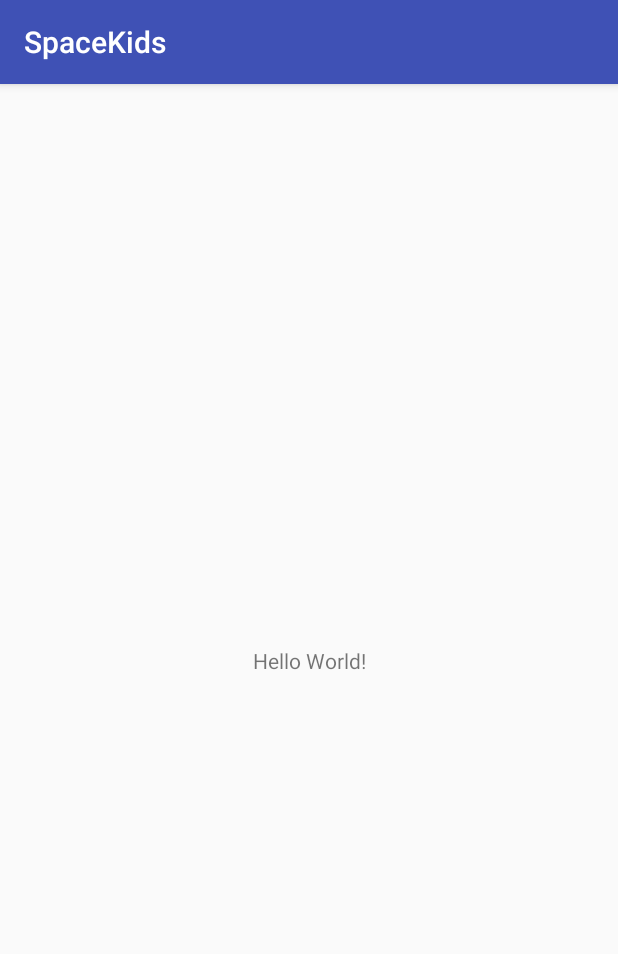
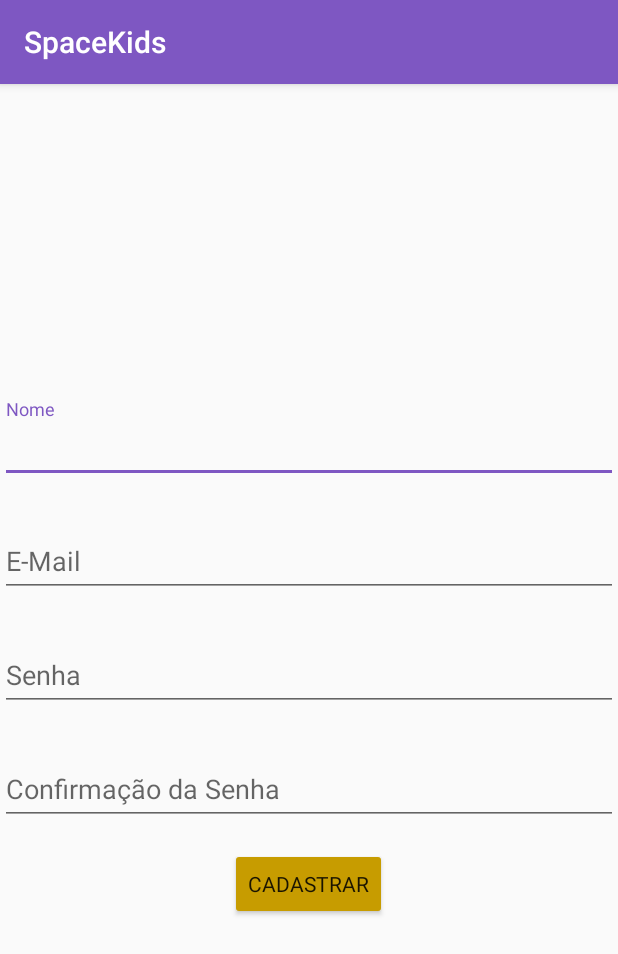
Before and after one commit to spaceKidsProjectSenai/archivesAndroid, an Android app: the screen it shows after launch (LoginActivity before the commit, CadastroActivity after it), on a phone screen of 412 x 824 dp. Shown: the top 954 px of the screen. Run offline under Robolectric (Android 15) with nearby library versions, the phone set to English and light mode, and no system bars.

Commit message:
Tela de cadastro com validação de campos

```diff
--- a/SpaceKids/app/build.gradle
+++ b/SpaceKids/app/build.gradle
@@ -22,6 +22,8 @@ dependencies {
     implementation fileTree(dir: 'libs', include: ['*.jar'])
     implementation 'com.android.support:appcompat-v7:26.1.0'
     implementation 'com.android.support.constraint:constraint-layout:1.0.2'
+    compile 'com.android.support:design:26.1.0'
+    compile 'com.android.support:appcompat-v7:26.1.0'
     testImplementation 'junit:junit:4.12'
     androidTestImplementation 'com.android.support.test:runner:1.0.1'
     androidTestImplementation 'com.android.support.test.espresso:espresso-core:3.0.1'
--- a/SpaceKids/app/src/main/AndroidManifest.xml
+++ b/SpaceKids/app/src/main/AndroidManifest.xml
@@ -9,13 +9,14 @@
         android:roundIcon="@mipmap/ic_launcher_round"
         android:supportsRtl="true"
         android:theme="@style/AppTheme">
-        <activity android:name=".LoginActivity">
+        <activity android:name=".CadastroActivity">
             <intent-filter>
                 <action android:name="android.intent.action.MAIN" />
 
                 <category android:name="android.intent.category.LAUNCHER" />
             </intent-filter>
         </activity>
+        <activity android:name=".LoginActivity" />
     </application>
 
 </manifest>
--- /dev/null
+++ b/SpaceKids/app/src/main/java/com/example/a44602569838/spacekids/CadastroActivity.java
@@ -0,0 +1,48 @@
+package com.example.a44602569838.spacekids;
+
+import android.support.design.widget.Snackbar;
+import android.support.v7.app.AppCompatActivity;
+import android.os.Bundle;
+import android.view.View;
+import android.widget.Button;
+import android.widget.EditText;
+
+public class CadastroActivity extends AppCompatActivity {
+
+    EditText editNome, editEmail, editSenha, editConfirmacao;
+    Button btnCadastrar;
+
+    @Override
+    protected void onCreate(Bundle savedInstanceState) {
+        super.onCreate(savedInstanceState);
+        setContentView(R.layout.activity_cadastro);
+        findView();
+        btnCadastrar.setOnClickListener(new View.OnClickListener() {
+            @Override
+            public void onClick(View view) {
+                if (editNome.getEditableText().toString().isEmpty()) {
+                    editNome.setError("Campo não preenchido");
+                } else if (editEmail.getEditableText().toString().isEmpty()) {
+                    editEmail.setError("Campo não preenchido");
+                } else if (editSenha.getEditableText().toString().isEmpty()) {
+                    editSenha.setError("Campo não preenchido");
+                } else if (editConfirmacao.getEditableText().toString().isEmpty()) {
+                    editConfirmacao.setError("Campo não preenchido");
+                } else if (!editConfirmacao.getEditableText().toString().equals(editSenha.getEditableText().toString())) {
+                    editConfirmacao.setError("Esse campo deve ser igual ao campo senha");
+                } else {
+                    Snackbar snackbar = Snackbar.make(view, "Cadstrado com Sucesso", Snackbar.LENGTH_LONG);
+                    snackbar.show();
+                }
+            }
+        });
+    }
+
+    public void findView() {
+        editNome = findViewById(R.id.nome_input);
+        editEmail = findViewById(R.id.email_input);
+        editSenha = findViewById(R.id.senha_input);
+        editConfirmacao = findViewById(R.id.confirmacao_input);
+        btnCadastrar = findViewById(R.id.btnCadastrar);
+    }
+}
--- /dev/null
+++ b/SpaceKids/app/src/main/res/layout/activity_cadastro.xml
@@ -0,0 +1,99 @@
+<?xml version="1.0" encoding="utf-8"?>
+<LinearLayout xmlns:android="http://schemas.android.com/apk/res/android"
+    xmlns:app="http://schemas.android.com/apk/res-auto"
+    xmlns:tools="http://schemas.android.com/tools"
+    android:layout_width="match_parent"
+    android:layout_height="match_parent"
+    android:gravity="center"
+    android:orientation="vertical">
+    <!-- Layout nome -->
+    <android.support.design.widget.TextInputLayout
+        android:id="@+id/nome_layout"
+        android:layout_width="match_parent"
+        android:layout_height="wrap_content"
+        app:layout_constraintEnd_toEndOf="parent"
+        app:layout_constraintStart_toStartOf="parent"
+        app:layout_constraintTop_toTopOf="parent"
+        tools:ignore="MissingConstraints">
+
+        <EditText
+            android:id="@+id/nome_input"
+            android:layout_width="match_parent"
+            android:layout_height="wrap_content"
+            android:hint="@string/nome"
+            android:inputType="textPersonName"
+            android:maxLength="255" />
+
+    </android.support.design.widget.TextInputLayout>
+
+    <android.support.design.widget.TextInputLayout
+        android:id="@+id/email_layout"
+        android:layout_width="match_parent"
+        android:layout_height="wrap_content"
+        android:layout_marginTop="20dp"
+        app:layout_constraintEnd_toEndOf="parent"
+        app:layout_constraintStart_toStartOf="parent"
+        app:layout_constraintTop_toTopOf="parent"
+        tools:ignore="MissingConstraints">
+
+        <EditText
+            android:id="@+id/email_input"
+            android:layout_width="match_parent"
+            android:layout_height="wrap_content"
+            android:hint="@string/email"
+            android:maxLength="255"
+            tools:ignore="TextFields" />
+
+    </android.support.design.widget.TextInputLayout>
+
+    <android.support.design.widget.TextInputLayout
+        android:id="@+id/senha_layout"
+        android:layout_width="match_parent"
+        android:layout_height="wrap_content"
+        android:layout_marginTop="20dp"
+        app:layout_constraintEnd_toEndOf="parent"
+        app:layout_constraintStart_toStartOf="parent"
+        app:layout_constraintTop_toTopOf="parent"
+        tools:ignore="MissingConstraints">
+
+        <EditText
+            android:id="@+id/senha_input"
+            android:layout_width="match_parent"
+            android:layout_height="wrap_content"
+            android:hint="@string/senha"
+            android:maxLength="255"
+            tools:ignore="TextFields" />
+
+    </android.support.design.widget.TextInputLayout>
+
+    <android.support.design.widget.TextInputLayout
+        android:id="@+id/confirmacao_layout"
+        android:layout_width="match_parent"
+        android:layout_height="wrap_content"
+        android:layout_marginTop="20dp"
+        app:layout_constraintEnd_toEndOf="parent"
+        app:layout_constraintStart_toStartOf="parent"
+        app:layout_constraintTop_toTopOf="parent"
+        tools:ignore="MissingConstraints">
+
+        <EditText
+            android:id="@+id/confirmacao_input"
+            android:layout_width="match_parent"
+            android:layout_height="wrap_content"
+            android:hint="@string/confirmacao"
+            android:maxLength="255"
+            tools:ignore="TextFields" />
+
+    </android.support.design.widget.TextInputLayout>
+
+    <Button
+        android:id="@+id/btnCadastrar"
+        android:layout_width="wrap_content"
+        android:layout_height="wrap_content"
+        android:backgroundTint="@color/amareloDark"
+        tools:ignore="UnusedAttribute"
+        android:text="@string/cadastrar"
+        android:fontFamily="verdana"
+        android:layout_marginTop="15dp"/>
+
+</LinearLayout>
--- a/SpaceKids/app/src/main/res/values/colors.xml
+++ b/SpaceKids/app/src/main/res/values/colors.xml
@@ -1,6 +1,9 @@
 <?xml version="1.0" encoding="utf-8"?>
 <resources>
-    <color name="colorPrimary">#3F51B5</color>
-    <color name="colorPrimaryDark">#303F9F</color>
-    <color name="colorAccent">#FF4081</color>
+    <color name="colorPrimary">#7e57c2</color>
+    <color name="colorPrimaryDark">#4d2c91</color>
+    <color name="colorAccent">#7e57c2</color>
+    <color name="amarelo">#FFCC00</color>
+    <color name="amareloDark">#c79c00</color>
+    <color name="vermelho">#ed5f51</color>
 </resources>
--- a/SpaceKids/app/src/main/res/values/strings.xml
+++ b/SpaceKids/app/src/main/res/values/strings.xml
@@ -1,3 +1,9 @@
 <resources>
     <string name="app_name">SpaceKids</string>
+    <string name="nome">Nome</string>
+    <string name="email">E-Mail</string>
+    <string name="comfirmacao">Comfirmação  da Senha</string>
+    <string name="confirmacao">Confirmação da Senha</string>
+    <string name="senha">Senha</string>
+    <string name="cadastrar">Cadastrar</string>
 </resources>
```
